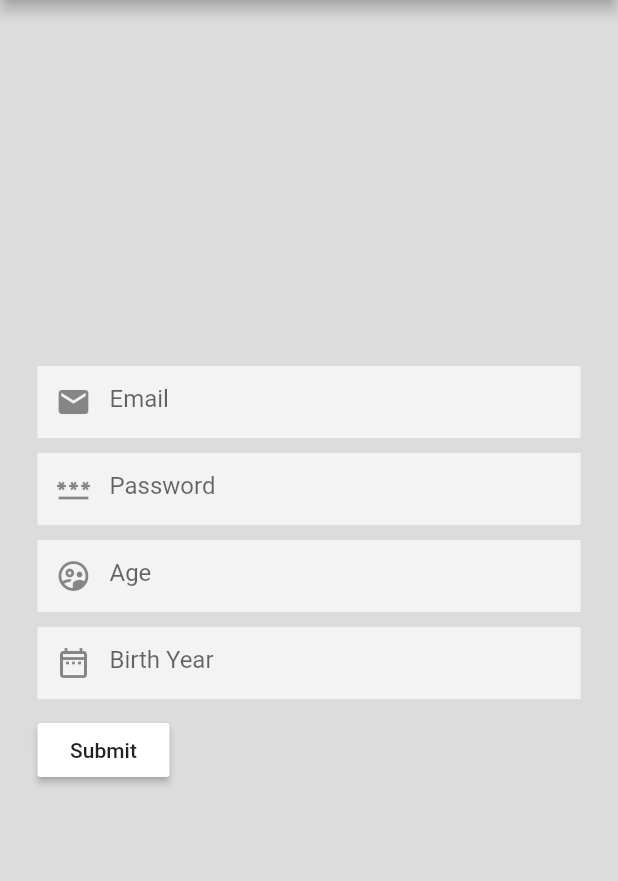
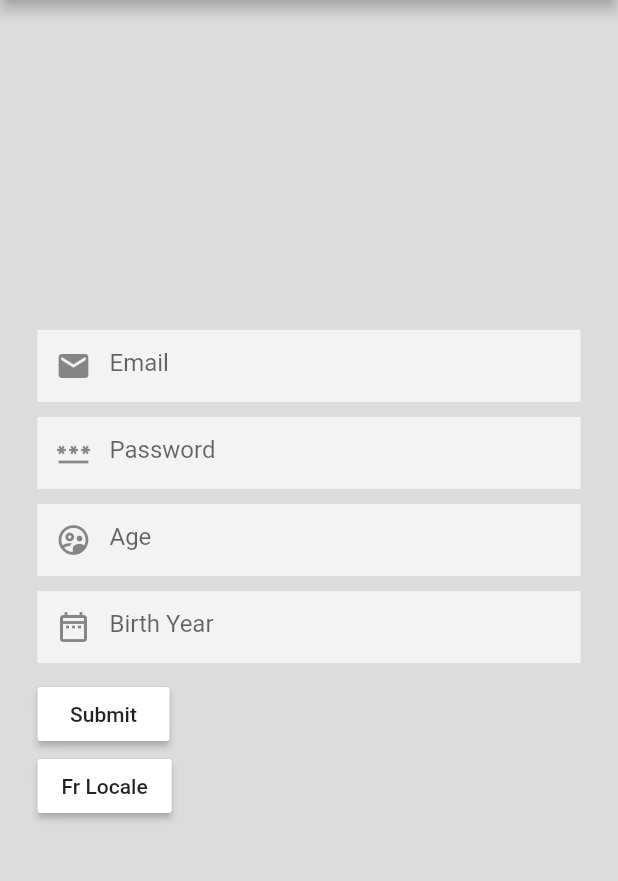
Before and after one commit to X-SLAYER/EzValidator, a Flutter app: the screen it shows after launch, on a phone screen of 412 x 824 dp, the part 84-965 px from its top. Run offline on Flutter 3.47's test engine with Material 2 defaults, Android fonts, the phone set to English and light mode, and no system bars; our stand-ins replace fluttertoast; missing offline and left inert: dart:html.

Commit message:
fix locale toggle translate

```diff
--- /dev/null
+++ b/example/lib/fr.dart
@@ -0,0 +1,78 @@
+import 'package:ez_validator/validator/ez_validator_locale.dart';
+
+class FrLocale implements EzLocale {
+  const FrLocale();
+
+  @override
+  String name() => 'fr';
+
+  @override
+  String minLength(String v, int n) =>
+      'Le champ doit contenir au moins $n caractères';
+  @override
+  String maxLength(String v, int n) =>
+      'Le champ doit contenir au plus $n caractères';
+  @override
+  String email(String v) => 'Le champ n\'est pas une adresse e-mail valide';
+
+  @override
+  String phoneNumber(String v) =>
+      "Le champ n'est pas un numéro de téléphone valide";
+
+  @override
+  String required() => 'Ce champ est requis';
+
+  @override
+  String ip(String v) => 'Le champ n\'est pas une adresse IP valide';
+
+  @override
+  String ipv6(String v) => 'Le champ n\'est pas une adresse IPv6 valide';
+
+  @override
+  String url(String v) => 'Le champ n\'est pas une adresse URL valide';
+
+  @override
+  String boolean(String v) => 'Le champ n\'est pas de type booléen';
+
+  @override
+  String uuid(String v) => "Le champ n'est pas un uuid valide";
+
+  @override
+  String lowerCase(String v) => "Le champ n'est pas en minuscule";
+
+  @override
+  String upperCase(String v) => "Le champ n'est pas en majuscule";
+
+  @override
+  String max(String v, int n) => "Le champ doit être inférieur ou égal à $n";
+
+  @override
+  String min(String v, int n) => "Le champ doit être supérieur ou égal à $n";
+
+  @override
+  String oneOf(List<String?> items, String v) =>
+      "Le champ doit être l'une des valeurs suivantes : ${items.join(',')}";
+
+  @override
+  String notOneOf(List<String?> items, String v) =>
+      "Le champ ne doit pas être l'une des valeurs suivantes : ${items.join(',')}";
+
+  @override
+  String notNumber(String v) => "Le champ ne doit pas être un nombre";
+
+  @override
+  String number(String v) => "Le champ n'est pas un numéro valide";
+
+  @override
+  String matches(String pattern, String v) =>
+      "Le champ doit correspondre à ce qui suit : $pattern";
+
+  @override
+  String date(String v) => "Le champ doit être de type date";
+
+  @override
+  String negative(String v) => "Le champ doit être un nombre négatif";
+
+  @override
+  String positive(String v) => "Le champ doit être un nombre positif";
+}
--- a/example/lib/main.dart
+++ b/example/lib/main.dart
@@ -1,12 +1,12 @@
 import 'package:ez_validator/main.dart';
 import 'package:ez_validator_example/error_widget.dart';
+import 'package:ez_validator_example/fr.dart';
 // import 'package:ez_validator_example/french_locale.dart';
 import 'package:flutter/material.dart';
 import 'package:fluttertoast/fluttertoast.dart';
 
 void main() {
   /// set this in the main to set your custom locale
-  // EzValidator.setLocale(const FrenchLocale());
   runApp(const MyApp());
 }
 
@@ -154,6 +154,14 @@ class _MyHomePageState extends State<MyHomePage> {
                         color: Colors.white,
                         highlightColor: Colors.red,
                         child: const Text("Submit"),
+                      ),
+                      MaterialButton(
+                        onPressed: () {
+                          EzValidator.setLocale(const FrLocale());
+                        },
+                        color: Colors.white,
+                        highlightColor: Colors.red,
+                        child: const Text("Fr Locale"),
                       )
                     ],
                   ),
```
Also changed, not shown: lib/validator/ez_validator_builder.dart (+42 -39 lines), example/pubspec.lock, pubspec.lock, 3 other files.
